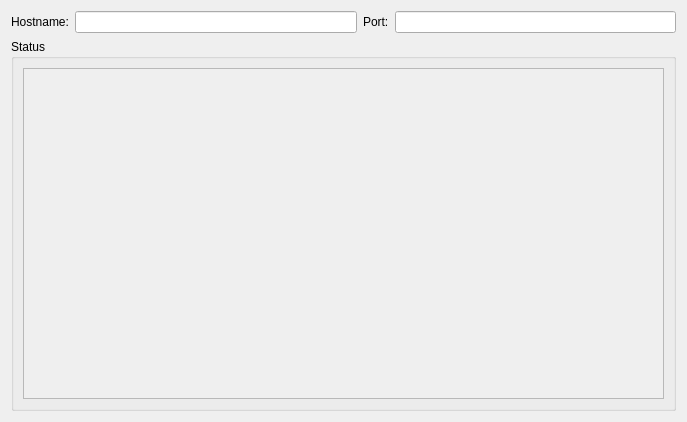
First picture: the form in kobby/addconnectiondialog.ui, repository KDE/kte-collaborative, before the edit.
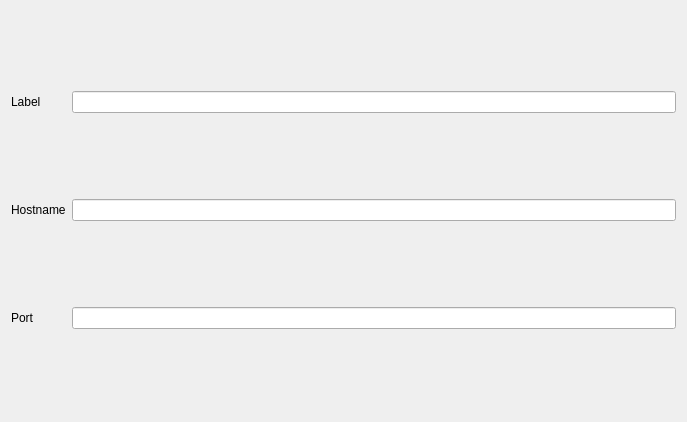
Second picture: the form after the edit.

Commit message: Created Connection class to wrap Infity::XmppConnection, changed InfinoteManager and ConnectionManager to use new Connection class and InfinoteManager::connectToHost.

```diff
--- a/kobby/addconnectiondialog.ui
+++ b/kobby/addconnectiondialog.ui
@@ -12,49 +12,47 @@
   <property name="windowTitle" >
    <string>Form</string>
   </property>
-  <layout class="QVBoxLayout" name="verticalLayout_2" >
-   <item>
-    <layout class="QHBoxLayout" name="horizontalLayout" >
-     <item>
-      <widget class="QLabel" name="label" >
-       <property name="text" >
-        <string>Hostname:</string>
-       </property>
-      </widget>
-     </item>
-     <item>
-      <widget class="QLineEdit" name="hostnameLineEdit" />
-     </item>
-     <item>
-      <widget class="QLabel" name="label_2" >
-       <property name="text" >
-        <string>Port:</string>
-       </property>
-      </widget>
-     </item>
-     <item>
-      <widget class="QLineEdit" name="portLineEdit" >
-       <property name="maxLength" >
-        <number>6</number>
-       </property>
-      </widget>
-     </item>
-    </layout>
+  <layout class="QGridLayout" name="gridLayout" >
+   <item row="0" column="0" >
+    <widget class="QLabel" name="label_2" >
+     <property name="text" >
+      <string>Label</string>
+     </property>
+    </widget>
    </item>
-   <item>
-    <widget class="QGroupBox" name="groupBox" >
-     <property name="title" >
-      <string>Status</string>
+   <item row="0" column="1" >
+    <widget class="QLineEdit" name="labelLineEdit" >
+     <property name="maxLength" >
+      <number>150</number>
      </property>
-     <layout class="QVBoxLayout" name="verticalLayout" >
-      <item>
-       <widget class="QTextBrowser" name="statusTextView" >
-        <property name="enabled" >
-         <bool>false</bool>
-        </property>
-       </widget>
-      </item>
-     </layout>
+    </widget>
+   </item>
+   <item row="1" column="0" >
+    <widget class="QLabel" name="hostnameLabel" >
+     <property name="text" >
+      <string>Hostname</string>
+     </property>
+    </widget>
+   </item>
+   <item row="1" column="1" >
+    <widget class="QLineEdit" name="hostnameLineEdit" >
+     <property name="maxLength" >
+      <number>150</number>
+     </property>
+    </widget>
+   </item>
+   <item row="2" column="0" >
+    <widget class="QLabel" name="label" >
+     <property name="text" >
+      <string>Port</string>
+     </property>
+    </widget>
+   </item>
+   <item row="2" column="1" >
+    <widget class="QLineEdit" name="portLineEdit" >
+     <property name="maxLength" >
+      <number>6</number>
+     </property>
     </widget>
    </item>
   </layout>
```
The commit also changes 16 other files.
